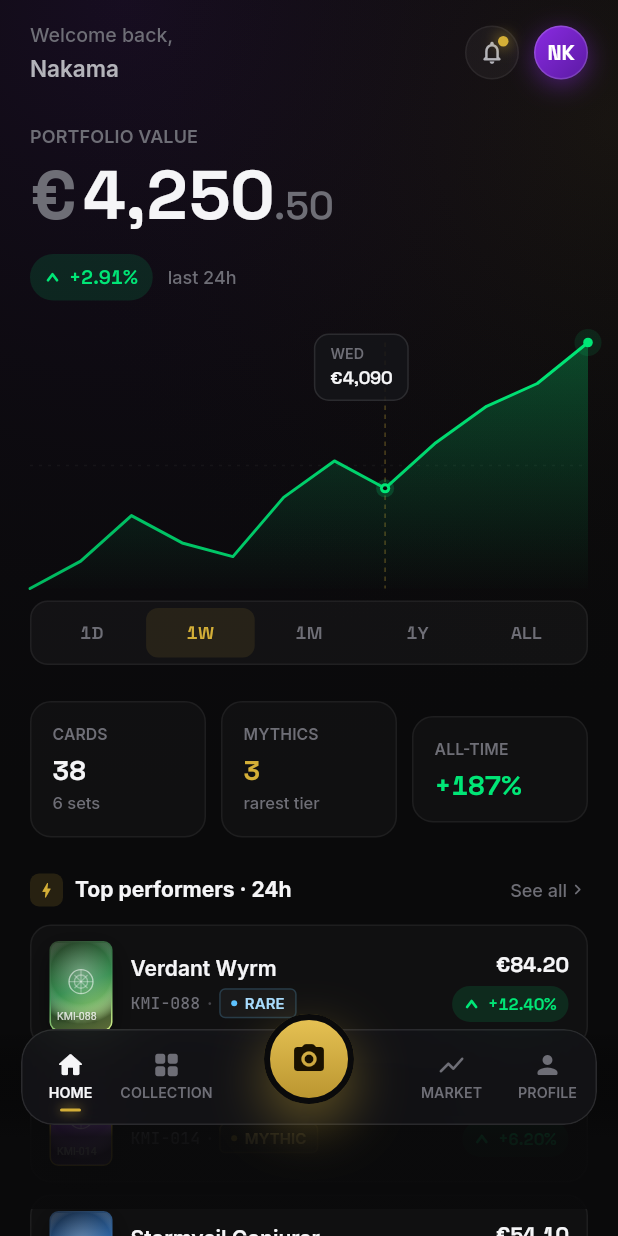
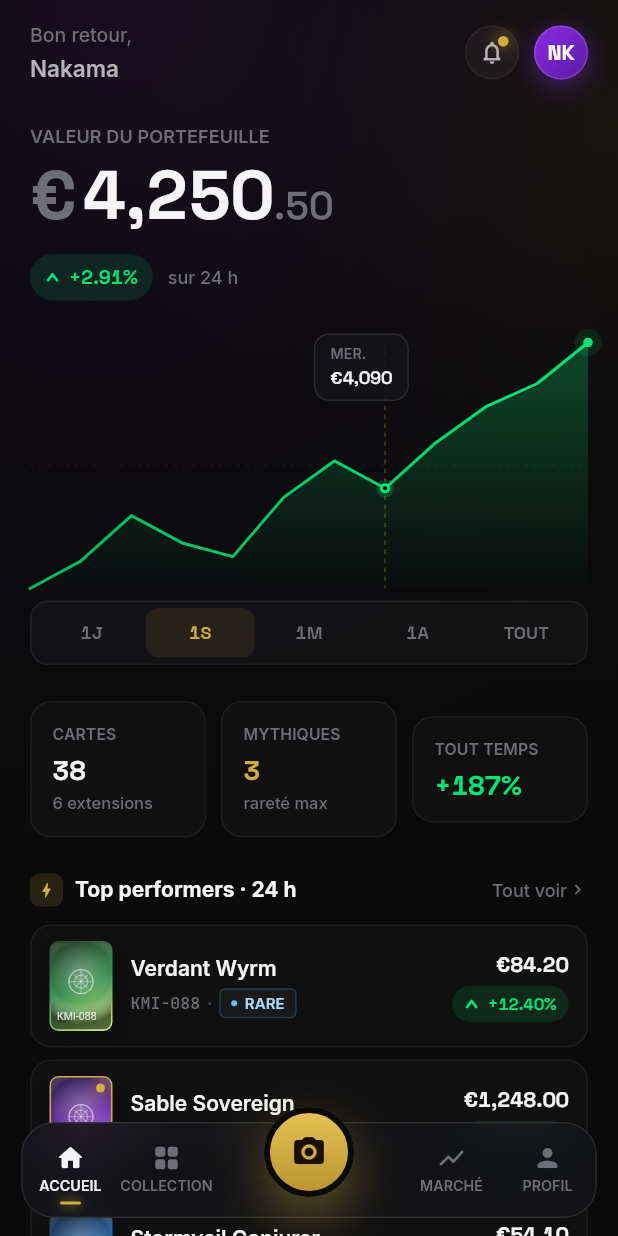
Before and after one commit to Gojoooo7/kamitcg, a Flutter app: the screen it shows after launch, on a phone screen of 412 x 824 dp. Run offline on Flutter 3.47's test engine with Material 3 defaults, Android fonts, the phone set to English and light mode, and no system bars; our stand-ins replace flutter_dotenv, flutter_riverpod, google_fonts.

Commit message:
refactor: centralize UI strings in constants and update French localization for better consistency

```diff
--- /dev/null
+++ b/lib/core/constants/strings.dart
@@ -0,0 +1,92 @@
+/// Copies utilisateur de l'app — V1 française uniquement.
+///
+/// L'app est mono-langue pour le moment. Quand l'EN sera ajouté, migrer cette
+/// classe vers `flutter_localizations` + fichiers `.arb`. Ne pas écrire de
+/// chaînes utilisateur en dur ailleurs — tout passe par `Strings.X`.
+class Strings {
+  const Strings._();
+
+  // Greeting / Dashboard ─────────────────────────────────────────────
+  static const String welcomeBack = 'Bon retour,';
+  static const String userDisplayName = 'Nakama';
+  static const String portfolioValueLabel = 'VALEUR DU PORTEFEUILLE';
+  static const String last24h = 'sur 24 h';
+
+  // Range tabs (1 jour, 1 semaine, 1 mois, 1 an, tout)
+  static const List<String> rangeTabs = ['1J', '1S', '1M', '1A', 'TOUT'];
+
+  // Hover tooltip date label, par range
+  static String hoverLabelFor(String range) => switch (range) {
+        '1J' => '14:00',
+        '1S' => 'mer.',
+        '1M' => '14 avr.',
+        _ => '25 août',
+      };
+
+  // Stats row
+  static const String statCards = 'Cartes';
+  static const String statCardsHint = '6 extensions';
+  static const String statMythics = 'Mythiques';
+  static const String statMythicsHint = 'rareté max';
+  static const String statAllTime = 'Tout temps';
+
+  // Top performers
+  static const String topPerformersTitle = 'Top performers · 24 h';
+  static const String seeAll = 'Tout voir';
+
+  // Market pulse
+  static const String marketPulseTitle = 'Pouls du marché';
+  static const String marketPulseMythicIndex = 'Indice mythique';
+  static const String marketPulseAuroraSet = 'Extension Aurora';
+  static const String marketPulseEmbergate = 'Embergate';
+
+  // Collection ───────────────────────────────────────────────────────
+  static const String collectionTitle = 'Collection';
+  static const String collectionSearchPlaceholder = 'Rechercher par nom ou code';
+  static const String collectionEmpty = 'Aucune carte ne correspond à ta recherche.';
+  static const String sortLabel = 'TRIER';
+  static const String sortValue = 'Valeur';
+  static const String sort24h = '24 h';
+  static const String sortName = 'Nom';
+  static const String sortRarity = 'Rareté';
+  static String collectionCount(int n) => n == 1 ? '1 carte' : '$n cartes';
+  static const String foilTag = 'FOIL';
+
+  // Filter "all" sentinel — partagé entre extensions et raretés
+  static const String filterAll = 'Tout';
+
+  // Card detail ──────────────────────────────────────────────────────
+  static String detailSetSuffix(String set) => 'Extension $set';
+  static String floorCeiling(String floorFmt, String ceilingFmt) =>
+      'Plancher €$floorFmt · Plafond €$ceilingFmt';
+  static const String priceHistoryTitle = 'HISTORIQUE PRIX · 30 J';
+  static String detailHigh(String highFmt) => 'Max €$highFmt';
+  static const String detailQuantity = 'Quantité';
+  static const String detailHolding = 'Détention';
+  static const String detailCostBasis = 'Prix de revient';
+  static const String detailUnrealized = 'Plus-value latente';
+  static const String detailListForSale = 'Mettre en vente';
+  static const String detailTrackPrice = 'Suivre le prix';
+
+  // Scanner ──────────────────────────────────────────────────────────
+  static const String scannerTitle = 'Scanner une carte';
+  static const String scannerAiming = 'Place la carte dans le cadre';
+  static const String scannerDetecting = 'Identification…';
+  static const String scannerMatchFound = 'Carte trouvée';
+  static const String scannerSkip = 'Ignorer';
+  static const String scannerAdd = 'Ajouter au portefeuille';
+
+  // Bottom nav ───────────────────────────────────────────────────────
+  static const String navHome = 'Accueil';
+  static const String navCollection = 'Collection';
+  static const String navMarket = 'Marché';
+  static const String navProfile = 'Profil';
+
+  // Placeholders ─────────────────────────────────────────────────────
+  static const String marketTitle = 'Marché';
+  static const String marketSubtitle =
+      'Extensions tendance, indice mythique et prix planchers en direct';
+  static const String profileTitle = 'Profil';
+  static const String profileSubtitle =
+      'Listes de suivi, alertes et compte';
+}
--- a/lib/core/widgets/bottom_nav_shell.dart
+++ b/lib/core/widgets/bottom_nav_shell.dart
@@ -2,6 +2,7 @@
 
 import 'package:flutter/material.dart';
 
+import '../constants/strings.dart';
 import '../theme/app_colors.dart';
 
 enum AppTab { home, collection, market, profile }
@@ -20,26 +21,15 @@
 
   @override
   Widget build(BuildContext context) {
+    // Coller la nav au-dessus de la barre système (gesture bar / 3 boutons),
+    // avec un mini-coussin de 4 px pour éviter qu'elle touche pile la barre.
+    final safeBottom = MediaQuery.viewPaddingOf(context).bottom;
     return Padding(
-      padding: const EdgeInsets.only(bottom: 18),
+      padding: EdgeInsets.only(bottom: safeBottom > 0 ? safeBottom + 4 : 12),
       child: Stack(
         clipBehavior: Clip.none,
         alignment: Alignment.topCenter,
         children: [
-          // Fade gradient sous la nav
-          IgnorePointer(
-            child: Container(
-              height: 120,
-              decoration: const BoxDecoration(
-                gradient: LinearGradient(
-                  begin: Alignment.topCenter,
-                  end: Alignment.bottomCenter,
-                  colors: [Colors.transparent, Color(0xEB0A0A0B)],
-                  stops: [0.0, 0.6],
-                ),
-              ),
-            ),
-          ),
           // Barre principale
           Padding(
             padding: const EdgeInsets.symmetric(horizontal: 14),
@@ -108,10 +98,10 @@
 }
 
 const _items = <_NavItem>[
-  _NavItem(label: 'Home', icon: Icons.home_rounded),
-  _NavItem(label: 'Collection', icon: Icons.grid_view_rounded),
-  _NavItem(label: 'Market', icon: Icons.show_chart_rounded),
-  _NavItem(label: 'Profile', icon: Icons.person_rounded),
+  _NavItem(label: Strings.navHome, icon: Icons.home_rounded),
+  _NavItem(label: Strings.navCollection, icon: Icons.grid_view_rounded),
+  _NavItem(label: Strings.navMarket, icon: Icons.show_chart_rounded),
+  _NavItem(label: Strings.navProfile, icon: Icons.person_rounded),
 ];
 
 class _NavBtn extends StatelessWidget {
--- a/lib/features/portfolio/data/mock_portfolio.dart
+++ b/lib/features/portfolio/data/mock_portfolio.dart
@@ -9,14 +9,18 @@
   static const double delta = 120.00;
   static const double deltaPct = 2.91;
 
-  static const List<String> sets = ['All', 'Aurora', 'Tidefall', 'Embergate', 'Ironbloom'];
-  static const List<String> rarities = ['All', 'Mythic', 'Legendary', 'Rare', 'Common'];
+  // 'Tout' est la sentinelle "aucun filtre" — partagée avec Strings.filterAll.
+  // Les noms d'extensions sont des noms propres qu'on ne traduit pas.
+  static const List<String> sets = ['Tout', 'Aurora', 'Tidefall', 'Embergate', 'Ironbloom'];
+  static const List<String> rarities = ['Tout', 'Mythique', 'Légendaire', 'Rare', 'Commun'];
 
+  // Clés alignées sur Strings.rangeTabs ('1J','1S','1M','1A','TOUT').
+  // 'TOUT' n'a pas de série dédiée — on retombe sur '1A' dans le Dashboard.
   static const Map<String, List<double>> chartSeries = {
-    '1D': [4130, 4112, 4140, 4108, 4096, 4118, 4150, 4172, 4160, 4185, 4210, 4198, 4225, 4242, 4250],
-    '1W': [3980, 4010, 4060, 4030, 4015, 4080, 4120, 4090, 4140, 4180, 4205, 4250],
+    '1J': [4130, 4112, 4140, 4108, 4096, 4118, 4150, 4172, 4160, 4185, 4210, 4198, 4225, 4242, 4250],
+    '1S': [3980, 4010, 4060, 4030, 4015, 4080, 4120, 4090, 4140, 4180, 4205, 4250],
     '1M': [3620, 3680, 3710, 3760, 3700, 3820, 3880, 3940, 3980, 4020, 4060, 4100, 4150, 4200, 4250],
-    '1Y': [2100, 2240, 2380, 2510, 2680, 2820, 2750, 2980, 3210, 3380, 3520, 3760, 3980, 4110, 4250],
+    '1A': [2100, 2240, 2380, 2510, 2680, 2820, 2750, 2980, 3210, 3380, 3520, 3760, 3980, 4110, 4250],
   };
 
   static const List<TcgCard> cards = [
--- a/lib/features/portfolio/domain/card_models.dart
+++ b/lib/features/portfolio/domain/card_models.dart
@@ -1,9 +1,11 @@
 /// Rareté d'une carte. Ordre du plus rare au plus commun.
+/// `label` est la chaîne francophone affichée dans l'UI ; quand l'EN sera ajouté,
+/// migrer vers une lookup via `flutter_localizations`.
 enum CardRarity {
-  mythic('Mythic'),
-  legendary('Legendary'),
+  mythic('Mythique'),
+  legendary('Légendaire'),
   rare('Rare'),
-  common('Common');
+  common('Commun');
 
   const CardRarity(this.label);
   final String label;
--- a/lib/features/portfolio/presentation/collection_screen.dart
+++ b/lib/features/portfolio/presentation/collection_screen.dart
@@ -1,5 +1,6 @@
 import 'package:flutter/material.dart';
 
+import '../../../core/constants/strings.dart';
 import '../../../core/theme/app_colors.dart';
 import '../../../core/theme/app_typography.dart';
 import '../../../core/utils/format.dart';
@@ -24,8 +25,8 @@
 
 class _CollectionScreenState extends State<CollectionScreen> {
   final TextEditingController _search = TextEditingController();
-  String _setFilter = 'All';
-  String _rarityFilter = 'All';
+  String _setFilter = Strings.filterAll;
+  String _rarityFilter = Strings.filterAll;
   _SortKey _sort = _SortKey.value;
 
   @override
@@ -44,10 +45,10 @@
               c.code.toLowerCase().contains(q))
           .toList();
     }
-    if (_setFilter != 'All') {
+    if (_setFilter != Strings.filterAll) {
       list = list.where((c) => c.set == _setFilter).toList();
     }
-    if (_rarityFilter != 'All') {
+    if (_rarityFilter != Strings.filterAll) {
       list = list.where((c) => c.rarity.label == _rarityFilter).toList();
     }
     list.sort((a, b) => switch (_sort) {
@@ -93,7 +94,7 @@
           const Padding(
             padding: EdgeInsets.fromLTRB(24, 60, 24, 0),
             child: Text(
-              'No cards match your search.',
+              Strings.collectionEmpty,
               textAlign: TextAlign.center,
               style: TextStyle(color: AppColors.text2, fontSize: 13),
             ),
@@ -126,7 +127,7 @@
             children: [
               Expanded(
                 child: Text(
-                  'Collection',
+                  Strings.collectionTitle,
                   style: AppTypography.inter(
                     size: 26,
                     weight: FontWeight.w700,
@@ -142,7 +143,7 @@
           Row(
             children: [
               Text(
-                '$count cards',
+                Strings.collectionCount(count),
                 style: AppTypography.inter(size: 12, color: AppColors.text2),
               ),
               const Text(' · ', style: TextStyle(color: AppColors.text3)),
@@ -193,7 +194,7 @@
                 onChanged: onChanged,
                 style: AppTypography.inter(size: 14, color: AppColors.text0),
                 decoration: InputDecoration.collapsed(
-                  hintText: 'Search by name or code',
+                  hintText: Strings.collectionSearchPlaceholder,
                   hintStyle: AppTypography.inter(
                     size: 14,
                     color: AppColors.text2,
@@ -294,16 +295,16 @@
   @override
   Widget build(BuildContext context) {
     final opts = <(_SortKey, String)>[
-      (_SortKey.value, 'Value'),
-      (_SortKey.change, '24h'),
-      (_SortKey.name, 'Name'),
-      (_SortKey.rarity, 'Rarity'),
+      (_SortKey.value, Strings.sortValue),
+      (_SortKey.change, Strings.sort24h),
+      (_SortKey.name, Strings.sortName),
+      (_SortKey.rarity, Strings.sortRarity),
     ];
     return Padding(
       padding: const EdgeInsets.fromLTRB(20, 14, 20, 4),
       child: Row(
         children: [
-          Text('SORT', style: AppTypography.eyebrow(size: 11)),
+          Text(Strings.sortLabel, style: AppTypography.eyebrow(size: 11)),
           const Spacer(),
           for (var i = 0; i < opts.length; i++) ...[
             if (i > 0) const SizedBox(width: 6),
@@ -389,7 +390,7 @@
                             borderRadius: BorderRadius.circular(3),
                           ),
                           child: Text(
-                            'FOIL',
+                            Strings.foilTag,
                             style: AppTypography.inter(
                               size: 9,
                               weight: FontWeight.w700,
--- a/lib/features/portfolio/presentation/dashboard_screen.dart
+++ b/lib/features/portfolio/presentation/dashboard_screen.dart
@@ -1,5 +1,6 @@
 import 'package:flutter/material.dart';
 
+import '../../../core/constants/strings.dart';
 import '../../../core/theme/app_colors.dart';
 import '../../../core/theme/app_typography.dart';
 import '../../../core/utils/format.dart';
@@ -23,11 +24,13 @@
 }
 
 class _DashboardScreenState extends State<DashboardScreen> {
-  String _range = '1W';
+  String _range = '1S';
 
   @override
   Widget build(BuildContext context) {
-    final points = MockPortfolio.chartSeries[_range]!;
+    // 'TOUT' n'a pas de série dédiée — on retombe sur '1A'.
+    final points = MockPortfolio.chartSeries[_range] ??
+        MockPortfolio.chartSeries['1A']!;
     final up = points.last >= points.first;
 
     return ListView(
@@ -72,7 +75,7 @@
               crossAxisAlignment: CrossAxisAlignment.start,
               children: [
                 Text(
-                  'Welcome back,',
+                  Strings.welcomeBack,
                   style: AppTypography.inter(
                     size: 13,
                     color: AppColors.text2,
@@ -81,7 +84,7 @@
                 ),
                 const SizedBox(height: 2),
                 Text(
-                  'Nakama',
+                  Strings.userDisplayName,
                   style: AppTypography.inter(
                     size: 15,
                     color: AppColors.text1,
@@ -153,7 +156,7 @@
         crossAxisAlignment: CrossAxisAlignment.start,
         children: [
           Text(
-            'PORTFOLIO VALUE',
+            Strings.portfolioValueLabel,
             style: AppTypography.eyebrow(size: 12),
           ),
           const SizedBox(height: 8),
@@ -199,7 +202,7 @@
               DeltaBadge(value: delta, pct: deltaPct, size: DeltaBadgeSize.lg),
               const SizedBox(width: 10),
               Text(
-                'last 24h',
+                Strings.last24h,
                 style: AppTypography.inter(
                   size: 12,
                   color: AppColors.text2,
@@ -226,14 +229,9 @@
   final bool up;
   final ValueChanged<String> onRangeChange;
 
-  static const _tabs = ['1D', '1W', '1M', '1Y', 'ALL'];
+  static List<String> get _tabs => Strings.rangeTabs;
 
-  String get _hoverLabel => switch (range) {
-        '1D' => '14:00',
-        '1W' => 'Wed',
-        '1M' => 'Apr 14',
-        _ => 'Aug 25',
-      };
+  String get _hoverLabel => Strings.hoverLabelFor(range);
 
   @override
   Widget build(BuildContext context) {
@@ -345,20 +343,26 @@
       padding: EdgeInsets.fromLTRB(20, 20, 20, 0),
       child: Row(
         children: [
-          Expanded(child: StatTile(label: 'Cards', value: '38', hint: '6 sets')),
+          Expanded(
+            child: StatTile(
+              label: Strings.statCards,
+              value: '38',
+              hint: Strings.statCardsHint,
+            ),
+          ),
           SizedBox(width: 10),
           Expanded(
             child: StatTile(
-              label: 'Mythics',
+              label: Strings.statMythics,
               value: '3',
-              hint: 'rarest tier',
+              hint: Strings.statMythicsHint,
               accent: AppColors.gold,
             ),
           ),
           SizedBox(width: 10),
           Expanded(
             child: StatTile(
-              label: 'All-time',
+              label: Strings.statAllTime,
               value: '+187%',
               accent: AppColors.up,
             ),
@@ -399,7 +403,7 @@
               const SizedBox(width: 8),
               Expanded(
                 child: Text(
-                  'Top performers · 24h',
+                  Strings.topPerformersTitle,
                   style: AppTypography.inter(
                     size: 14,
                     weight: FontWeight.w700,
@@ -408,7 +412,7 @@
                 ),
               ),
               Text(
-                'See all',
+                Strings.seeAll,
                 style: AppTypography.inter(
                   size: 12,
                   color: AppColors.text2,
@@ -512,9 +516,9 @@
   const _MarketPulseRow();
 
   static const _items = [
-    (label: 'Mythic Index', val: '+4.2%', up: true, spark: <double>[10, 12, 11, 14, 13, 15, 17, 16, 19, 21]),
-    (label: 'Aurora Set', val: '+1.8%', up: true, spark: <double>[10, 11, 10, 12, 11, 13, 14, 12, 15, 15]),
-    (label: 'Embergate', val: '−0.7%', up: false, spark: <double>[12, 13, 14, 12, 11, 12, 11, 10, 11, 10]),
+    (label: Strings.marketPulseMythicIndex, val: '+4,2 %', up: true, spark: <double>[10, 12, 11, 14, 13, 15, 17, 16, 19, 21]),
+    (label: Strings.marketPulseAuroraSet, val: '+1,8 %', up: true, spark: <double>[10, 11, 10, 12, 11, 13, 14, 12, 15, 15]),
+    (label: Strings.marketPulseEmbergate, val: '−0,7 %', up: false, spark: <double>[12, 13, 14, 12, 11, 12, 11, 10, 11, 10]),
   ];
 
   @override
@@ -527,7 +531,7 @@
           Padding(
             padding: const EdgeInsets.only(right: 20),
             child: Text(
-              'Market pulse',
+              Strings.marketPulseTitle,
               style: AppTypography.inter(
                 size: 14,
                 weight: FontWeight.w700,
--- a/lib/features/portfolio/presentation/home_shell.dart
+++ b/lib/features/portfolio/presentation/home_shell.dart
@@ -1,6 +1,7 @@
 import 'package:flutter/material.dart';
 import 'package:flutter/services.dart';
 
+import '../../../core/constants/strings.dart';
 import '../../../core/theme/app_colors.dart';
 import '../../../core/widgets/bottom_nav_shell.dart';
 import '../../../core/widgets/placeholder_screen.dart';
@@ -42,20 +43,41 @@
         return CollectionScreen(onCardTap: _openCard);
       case AppTab.market:
         return const PlaceholderScreen(
-          title: 'Market',
-          subtitle: 'Trending sets, mythic index & live floor prices',
+          title: Strings.marketTitle,
+          subtitle: Strings.marketSubtitle,
         );
       case AppTab.profile:
         return const PlaceholderScreen(
-          title: 'Profile',
-          subtitle: 'Watchlists, alerts and account',
+          title: Strings.profileTitle,
+          subtitle: Strings.profileSubtitle,
         );
+    }
+  }
+
+  bool get _canPopRoot =>
+      !_scanning && _activeCard == null && _tab == AppTab.home;
+
+  void _handleSystemPop(bool didPop, Object? _) {
+    if (didPop) return;
+    if (_scanning) {
+      setState(() => _scanning = false);
+      return;
+    }
+    if (_activeCard != null) {
+      setState(() => _activeCard = null);
+      return;
+    }
+    if (_tab != AppTab.home) {
+      setState(() => _tab = AppTab.home);
     }
   }
 
   @override
   Widget build(BuildContext context) {
-    return Scaffold(
+    return PopScope<Object?>(
+      canPop: _canPopRoot,
+      onPopInvokedWithResult: _handleSystemPop,
+      child: Scaffold(
         backgroundColor: AppColors.bg0,
         body: Stack(
           children: [
@@ -114,6 +136,7 @@
               ),
           ],
         ),
+      ),
     );
   }
 }
```
Also changed, not shown: lib/features/portfolio/presentation/card_detail_screen.dart (+36 -14 lines), lib/features/scanner/presentation/scanner_screen.dart (+10 -6 lines), .mcp.json (added), 2 other files. Lines whose indentation alone changed are shown as unchanged.
